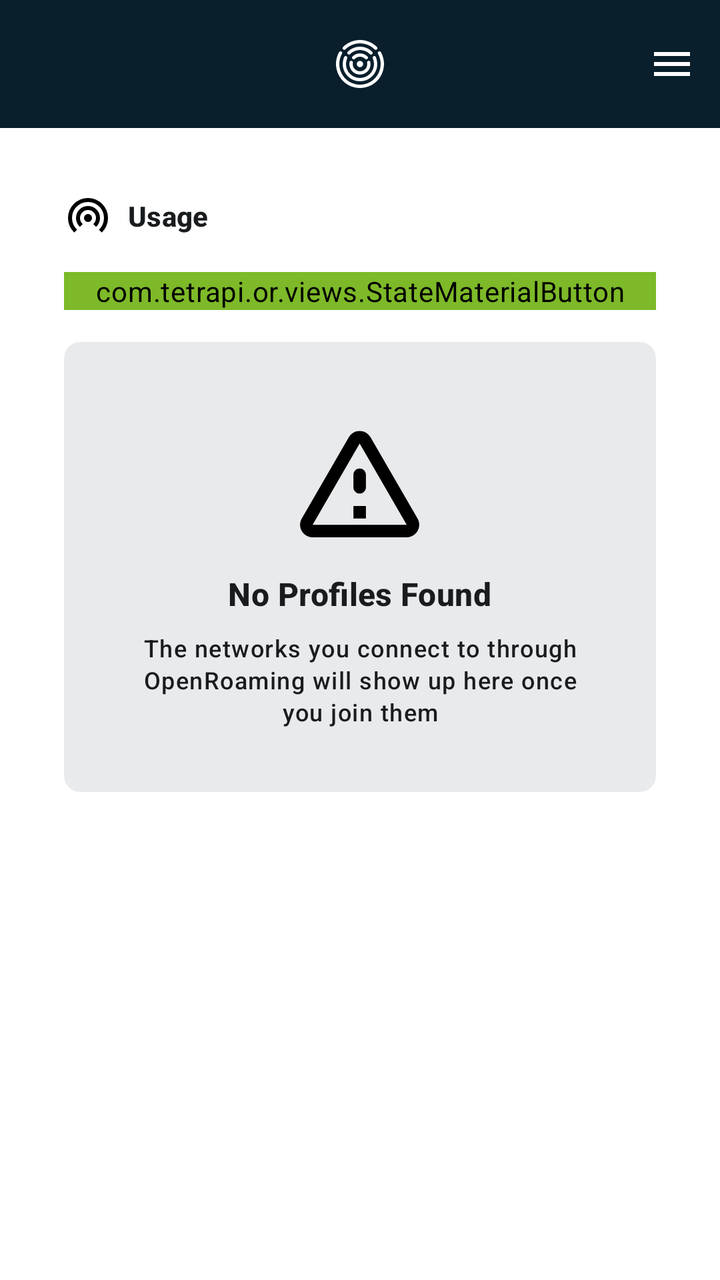
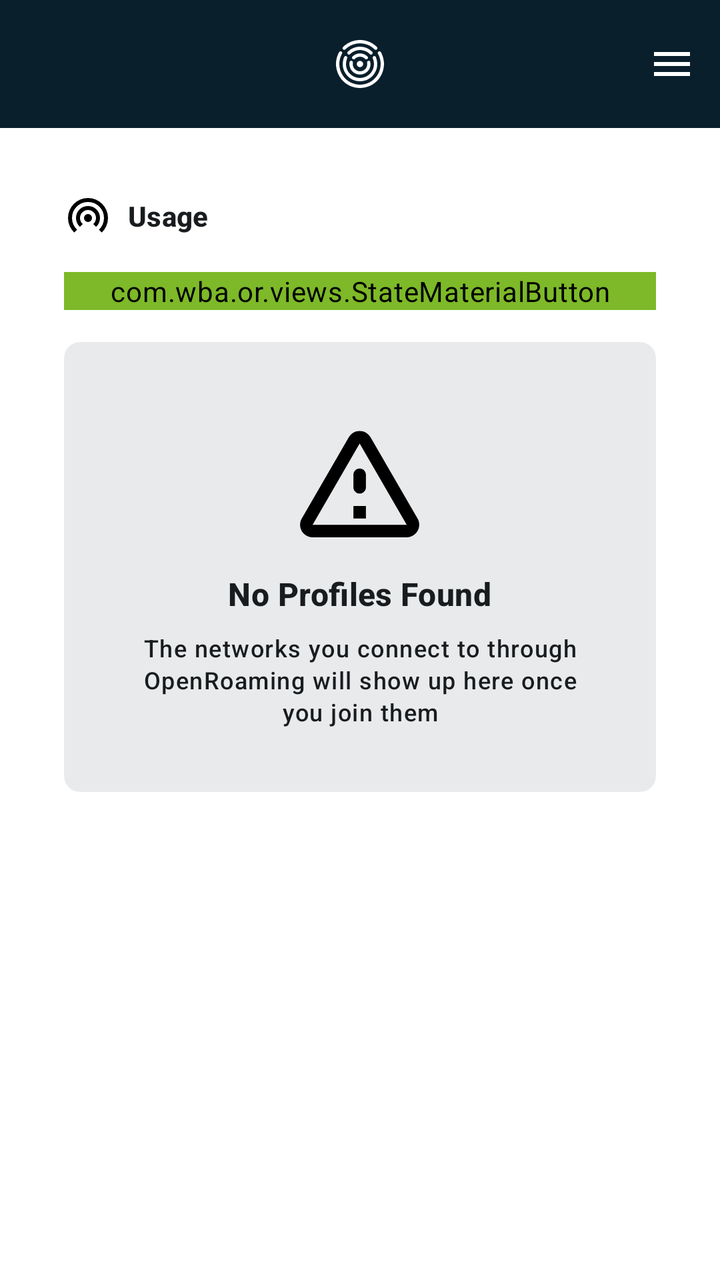

Compare the two renders of this Android layout. The source of the first and the diff that turns it into the second are given below.
<!-- AndroidManifest.xml: application theme Theme.OR -->
<!-- res/layout/activity_main.xml -->
<?xml version="1.0" encoding="utf-8"?>

<LinearLayout xmlns:android="http://schemas.android.com/apk/res/android"
    xmlns:app="http://schemas.android.com/apk/res-auto"
    android:layout_width="match_parent"
    android:layout_height="wrap_content"
    android:orientation="vertical">

    <com.google.android.material.appbar.MaterialToolbar
        android:id="@+id/toolbar"
        android:layout_width="match_parent"
        android:layout_height="wrap_content"
        android:background="?colorPrimaryDark"
        app:menu="@menu/menu_main">

        <ImageView
            android:layout_width="24dp"
            android:layout_height="24dp"
            android:layout_gravity="center_horizontal"
            android:layout_marginStart="@dimen/material_margin_mini"
            android:src="@drawable/ic_or"
            app:tint="?colorPrimary" />

    </com.google.android.material.appbar.MaterialToolbar>

    <ScrollView
        android:layout_width="match_parent"
        android:layout_height="match_parent">

        <LinearLayout
            android:layout_width="match_parent"
            android:layout_height="wrap_content"
            android:orientation="vertical"
            android:padding="@dimen/material_margin_large">

            <com.google.android.material.textview.MaterialTextView
                android:layout_width="wrap_content"
                android:layout_height="wrap_content"
                android:drawableStart="@drawable/ic_wifi"
                android:drawablePadding="@dimen/material_margin_mini"
                android:gravity="center"
                android:text="@string/activity_main_usage"
                android:textAppearance="?textAppearanceLabelLarge"
                android:textStyle="bold" />

            <com.tetrapi.or.views.StateMaterialButton
                android:id="@+id/connect_button"
                android:layout_width="match_parent"
                android:layout_height="wrap_content"
                android:layout_marginTop="@dimen/material_margin"
                android:backgroundTint="?colorSecondary"
                android:text="@string/activity_main_connect"
                android:textColor="?colorPrimary" />

            <ViewAnimator
                android:id="@+id/view_animator"
                android:layout_width="match_parent"
                android:layout_height="match_parent"
                android:layout_marginTop="@dimen/material_margin"
                android:inAnimation="@anim/pull_right"
                android:measureAllChildren="false"
                android:outAnimation="@anim/push_right">

                <com.google.android.material.card.MaterialCardView
                    android:layout_width="match_parent"
                    android:layout_height="wrap_content"
                    app:cardBackgroundColor="@color/color_outline"
                    app:cardCornerRadius="8dp"
                    app:strokeWidth="0dp">

                    <LinearLayout
                        android:layout_width="match_parent"
                        android:layout_height="wrap_content"
                        android:gravity="center"
                        android:orientation="vertical"
                        android:padding="@dimen/material_margin_large">

                        <ImageView
                            android:layout_width="75dp"
                            android:layout_height="75dp"
                            android:src="@drawable/ic_warning" />

                        <com.google.android.material.textview.MaterialTextView
                            android:layout_width="wrap_content"
                            android:layout_height="wrap_content"
                            android:layout_marginTop="@dimen/material_margin_mini"
                            android:gravity="center_horizontal"
                            android:text="@string/activity_main_not_found"
                            android:textAppearance="?textAppearanceTitleMedium"
                            android:textStyle="bold" />

                        <com.google.android.material.textview.MaterialTextView
                            android:layout_width="wrap_content"
                            android:layout_height="wrap_content"
                            android:layout_marginTop="@dimen/material_margin_mini"
                            android:gravity="center_horizontal"
                            android:text="@string/activity_main_not_found_explanation"
                            android:textAppearance="?textAppearanceLabelMedium" />

                    </LinearLayout>

                </com.google.android.material.card.MaterialCardView>

                <androidx.recyclerview.widget.RecyclerView
                    android:id="@+id/recycler_view"
                    android:layout_width="match_parent"
                    android:layout_height="wrap_content"
                    app:layoutManager="androidx.recyclerview.widget.LinearLayoutManager" />

            </ViewAnimator>

        </LinearLayout>

    </ScrollView>

</LinearLayout>
<!-- resources referenced by this layout -->
<resources>
  <color name="color_outline">#338C96A0</color>
  <dimen name="material_margin">16dp</dimen>
  <dimen name="material_margin_large">32dp</dimen>
  <dimen name="material_margin_mini">8dp</dimen>
  <!-- drawable ic_warning (drawable) -->
  <vector xmlns:android="http://schemas.android.com/apk/res/android"
      android:width="24dp"
      android:height="24dp"
      android:viewportWidth="24"
      android:viewportHeight="24">
  
      <path
          android:fillColor="#000"
          android:pathData="M12,5.99L19.53,19L4.47,19L12,5.99M2.74,18c-0.77,1.33 0.19,3 1.73,3h15.06c1.54,0 2.5,-1.67 1.73,-3L13.73,4.99c-0.77,-1.33 -2.69,-1.33 -3.46,0L2.74,18zM11,11v2c0,0.55 0.45,1 1,1s1,-0.45 1,-1v-2c0,-0.55 -0.45,-1 -1,-1s-1,0.45 -1,1zM11,16h2v2h-2z" />
  
  </vector>
  <!-- drawable ic_wifi (drawable) -->
  <vector xmlns:android="http://schemas.android.com/apk/res/android"
      android:width="24dp"
      android:height="24dp"
      android:viewportWidth="960"
      android:viewportHeight="960">
  
      <path
          android:fillColor="#000"
          android:pathData="M204,810q-57,-55 -90.5,-129.5T80,520q0,-83 31.5,-156T197,237q54,-54 127,-85.5T480,120q83,0 156,31.5T763,237q54,54 85.5,127T880,520q0,86 -33.5,161T756,810l-56,-56q46,-44 73,-104.5T800,520q0,-134 -93,-227t-227,-93q-134,0 -227,93t-93,227q0,69 27,129t74,104l-57,57ZM317,697q-35,-33 -56,-78.5T240,520q0,-100 70,-170t170,-70q100,0 170,70t70,170q0,53 -21,99t-56,78l-57,-57q25,-23 39.5,-54t14.5,-66q0,-66 -47,-113t-113,-47q-66,0 -113,47t-47,113q0,36 14.5,66.5T374,640l-57,57ZM480,600q-33,0 -56.5,-23.5T400,520q0,-33 23.5,-56.5T480,440q33,0 56.5,23.5T560,520q0,33 -23.5,56.5T480,600Z" />
  
  </vector>
  <string name="activity_main_connect">Link OpenRoaming Profile</string>
  <string name="activity_main_not_found">No Profiles Found</string>
  <string name="activity_main_not_found_explanation">The networks you connect to through OpenRoaming will show up here once you join them</string>
  <string name="activity_main_usage">Usage</string>
  <color name="color_primary">#FFFFFF</color>
  <color name="color_primary_dark">#091F2C</color>
  <color name="color_on_primary">#191C1E</color>
  <color name="color_secondary">#7DB928</color>
  <color name="color_on_secondary">#191C1E</color>
  <color name="color_background">#FFFFFF</color>
  <color name="color_error">#BA1B1B</color>
  <style name="Widget.MaterialTextView" parent="Widget.MaterialComponents.TextView">
          <item name="android:textColor">?colorOnPrimary</item>
          <item name="android:textAppearance">?textAppearanceBodyMedium</item>
      </style>
  <style name="Widget.MaterialToolbar" parent="Widget.Material3.Toolbar">
          <item name="android:background">?colorSecondary</item>
          <item name="titleTextColor">?colorOnSecondary</item>
      </style>
  <style name="Widget.MaterialTextInputLayout" parent="Widget.Material3.TextInputLayout.OutlinedBox">
          <item name="shapeAppearance">@style/ShapeAppearance.MaterialTextInputLayout.Rounded</item>
          <item name="boxStrokeWidth">1sp</item>
          <item name="boxStrokeColor">@color/color_outline</item>
          <item name="hintTextColor">@color/cr_text_input_box</item>
          <item name="cursorColor">@color/color_primary_dark</item>
  
      </style>
  <style name="ShapeAppearance.MaterialTextInputLayout.Rounded" parent="ShapeAppearance.Material3.Corner.Full">
          <item name="cornerSize">8dp</item>
      </style>
  <!-- unchanged entries left out for length: 2 -->
</resources>

<!-- the commit's change to res/layout/activity_main.xml (unified diff, before → after) -->
@@ -43,7 +43,7 @@
                 android:textAppearance="?textAppearanceLabelLarge"
                 android:textStyle="bold" />
 
-            <com.tetrapi.or.views.StateMaterialButton
+            <com.wba.or.views.StateMaterialButton
                 android:id="@+id/connect_button"
                 android:layout_width="match_parent"
                 android:layout_height="wrap_content"
